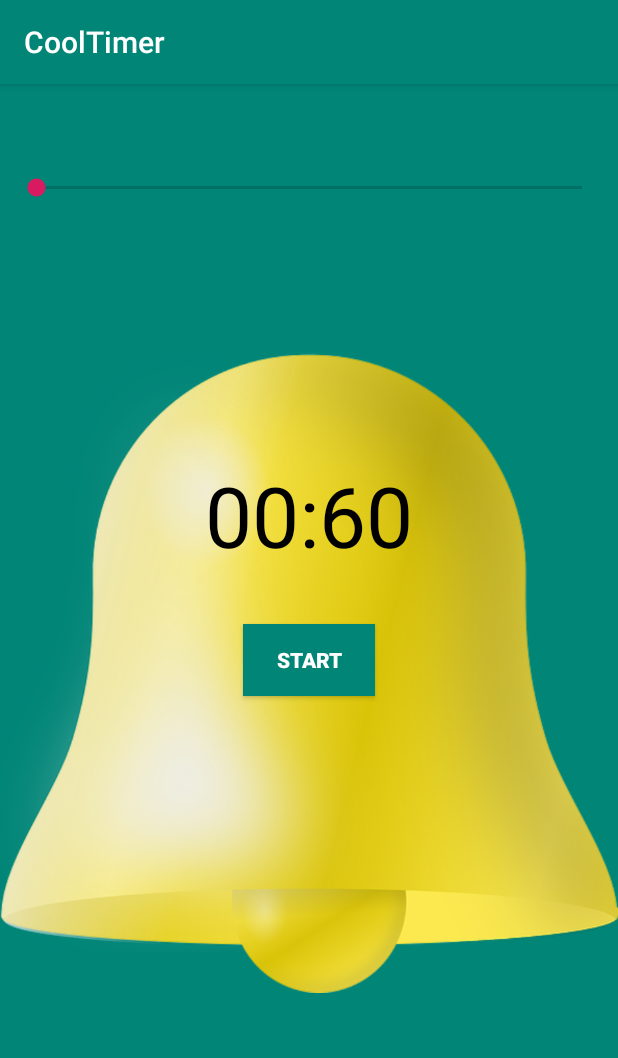
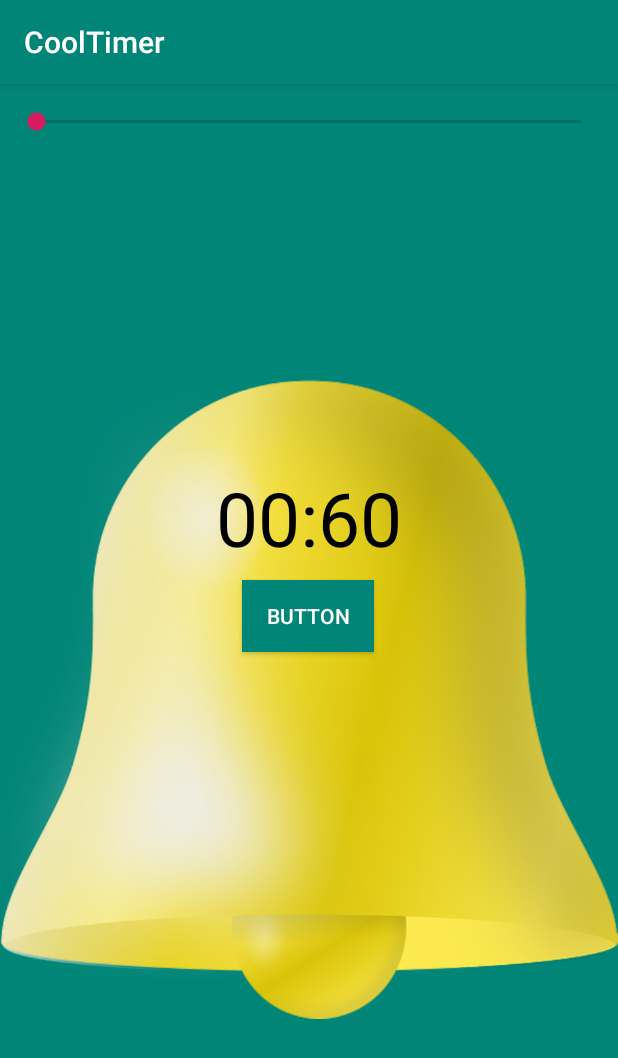
Before and after one commit to omelchenkoaleks/CoolTimer, an Android app: the screen it shows after launch (MainActivity), on a phone screen of 412 x 824 dp. Shown: the top 1058 px of the screen. Run offline under Robolectric (Android 15) with nearby library versions, the light colour scheme and no system bars.

Commit message:
верстка по друководством ... )))

```diff
--- a/app/src/main/res/layout/activity_main.xml
+++ b/app/src/main/res/layout/activity_main.xml
@@ -7,50 +7,61 @@
     android:background="@color/colorPrimary"
     tools:context=".MainActivity">
 
-    <ImageView
-        android:id="@+id/image_view"
-        android:layout_width="wrap_content"
-        android:layout_height="match_parent"
-        android:src="@drawable/bell"
-        app:layout_constraintBottom_toBottomOf="parent"
-        app:layout_constraintEnd_toEndOf="parent"
-        app:layout_constraintStart_toStartOf="parent"
-        app:layout_constraintTop_toTopOf="parent" />
-
-    <TextView
-        android:id="@+id/timer_text_view"
-        android:layout_width="wrap_content"
-        android:layout_height="wrap_content"
-        android:layout_marginTop="250dp"
-        android:text="@string/_00_60"
-        android:textSize="56sp"
-        android:textColor="@android:color/black"
-        app:layout_constraintEnd_toEndOf="parent"
-        app:layout_constraintStart_toStartOf="parent"
-        app:layout_constraintTop_toTopOf="parent"/>
-
-    <Button
-        android:layout_width="wrap_content"
-        android:layout_height="wrap_content"
-        android:text="@string/start"
-        android:textStyle="bold"
-        android:layout_margin="4dp"
-        android:background="@color/colorPrimary"
-        android:textColor="@android:color/white"
-        app:layout_constraintBottom_toBottomOf="parent"
-        app:layout_constraintLeft_toLeftOf="parent"
-        app:layout_constraintRight_toRightOf="parent"
-        app:layout_constraintTop_toTopOf="parent"/>
 
     <SeekBar
-        android:id="@+id/seek_bar"
-        android:layout_width="match_parent"
+        android:id="@+id/seekBar2"
+        android:layout_width="0dp"
         android:layout_height="wrap_content"
         android:layout_marginStart="8dp"
-        android:layout_marginTop="60dp"
+        android:layout_marginTop="16dp"
         android:layout_marginEnd="8dp"
         app:layout_constraintEnd_toEndOf="parent"
         app:layout_constraintStart_toStartOf="parent"
         app:layout_constraintTop_toTopOf="parent" />
 
+    <ImageView
+        android:id="@+id/imageView"
+        android:layout_width="wrap_content"
+        android:layout_height="wrap_content"
+        android:layout_marginStart="8dp"
+        android:layout_marginTop="8dp"
+        android:layout_marginEnd="8dp"
+        android:layout_marginBottom="8dp"
+        app:layout_constraintBottom_toBottomOf="parent"
+        app:layout_constraintEnd_toEndOf="parent"
+        app:layout_constraintStart_toStartOf="parent"
+        app:layout_constraintTop_toBottomOf="@+id/seekBar2"
+        app:srcCompat="@drawable/bell" />
+
+    <TextView
+        android:id="@+id/textView"
+        android:layout_width="wrap_content"
+        android:layout_height="wrap_content"
+        android:text="@string/_00_60"
+        android:textColor="@android:color/black"
+        android:layout_marginStart="8dp"
+        android:layout_marginTop="255dp"
+        android:layout_marginEnd="8dp"
+        android:textSize="50sp"
+        app:layout_constraintEnd_toEndOf="parent"
+        app:layout_constraintHorizontal_bias="0.5"
+        app:layout_constraintStart_toEndOf="@+id/imageView"
+        app:layout_constraintStart_toStartOf="parent"
+        app:layout_constraintTop_toTopOf="parent" />
+
+    <Button
+        android:id="@+id/button"
+        android:layout_width="wrap_content"
+        android:layout_height="wrap_content"
+        android:layout_marginStart="8dp"
+        android:layout_marginTop="8dp"
+        android:layout_marginEnd="8dp"
+        android:text="@string/button"
+        android:background="@color/colorPrimary"
+        android:textColor="@android:color/white"
+        app:layout_constraintEnd_toEndOf="parent"
+        app:layout_constraintHorizontal_bias="0.498"
+        app:layout_constraintStart_toStartOf="parent"
+        app:layout_constraintTop_toBottomOf="@+id/textView" />
+
 </androidx.constraintlayout.widget.ConstraintLayout>
--- a/app/src/main/res/values/strings.xml
+++ b/app/src/main/res/values/strings.xml
@@ -2,4 +2,5 @@
     <string name="app_name">CoolTimer</string>
     <string name="start">start</string>
     <string name="_00_60">00:60</string>
+    <string name="button">Button</string>
 </resources>
```
